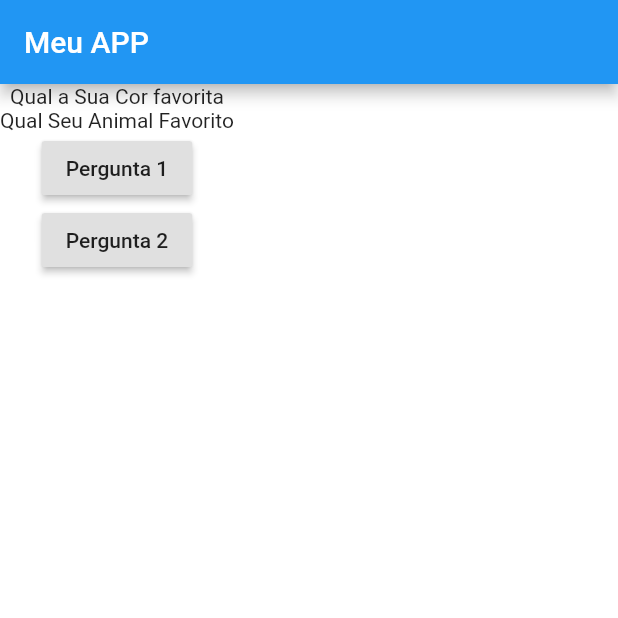
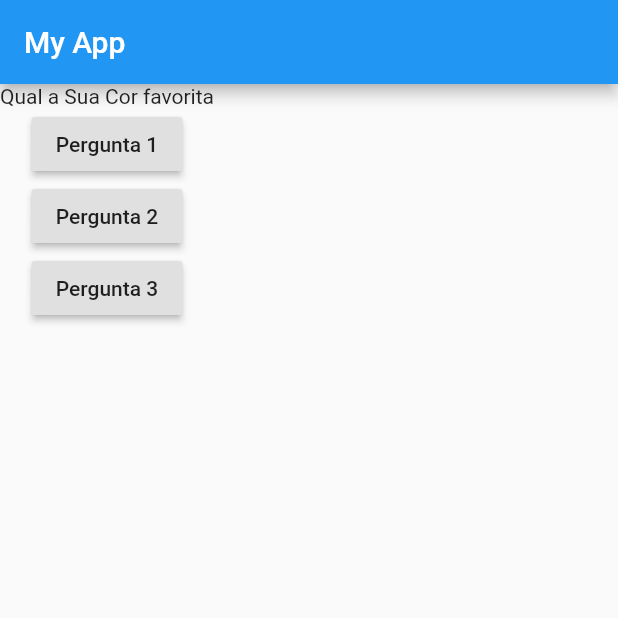
Before and after one commit to BREN0-MORAIS/projeto_pergunta, a Flutter app: the screen it shows after launch, after a tap on "Pergunta 1", on a phone screen of 412 x 824 dp, the top half of it. Run offline on Flutter 3.47's test engine with Material 2 defaults, Android fonts, the phone set to English and light mode, and no system bars.

Commit message:
-Alinhamento-

```diff
--- a/lib/main.dart
+++ b/lib/main.dart
@@ -1,39 +1,46 @@
 import 'package:flutter/material.dart';
+import 'package:quiz_pergunta/Resposta.dart';
 
 //nosso metodo Principal
-main() => runApp(new PergutaApp());
+main() => runApp(new apresentar());
 
-//faz com que nossa classe extenda widget do statelessWidget
-class PergutaApp extends StatelessWidget {
+class apresentar extends StatelessWidget {
+  var perguntaSelecionada = 0;
   List<String> Perguntas = [
     "Qual a Sua Cor favorita",
     "Qual Seu Animal Favorito",
   ];
-//metodo que recebe os Widget
-  Widget build(BuildContext context) {
+  void responder() {
+    perguntaSelecionada++;
+  }
+
+  build(BuildContext context) {
     return MaterialApp(
-        //scafold fornece a estrutura do nosso Componente
       home: Scaffold(
-            //barra que fica no top do Aplicativo
         appBar: AppBar(
           title: Text(
-                "Meu APP",
-                style: TextStyle(color: Colors.white),
-                textAlign: TextAlign.center,
+            "My App",
+            style: TextStyle(),
           ),
-              backgroundColor: Colors.blue,
         ),
-            //organizando em Colunas
         body: Column(
-              //childrem é uma Lista de Widgets que ela Suporta
           children: <Widget>[
-                Text(Perguntas[0]),
-                Text(Perguntas[1]),
-                //cchild pode receber apenas 1 Widget , que é o componente filho de RaisedButton()
-                RaisedButton(child: Text("Pergunta 1"), onPressed: () {}),
-                RaisedButton(child: Text("Pergunta 2"), onPressed: () {}),
+            Text(Perguntas[perguntaSelecionada]),
+            RaisedButton(
+              child: Text("Pergunta 1"),
+              onPressed: responder,
+            ),
+            RaisedButton(
+              child: Text("Pergunta 2"),
+              onPressed: responder,
+            ),
+            RaisedButton(
+              child: Text("Pergunta 3"),
+              onPressed: responder,
+            )
           ],
         ),
-            backgroundColor: Colors.white));
+      ),
+    );
   }
 }
```
Also changed, not shown: lib/testes/Criando.txt (added, +38 -0 lines). Lines whose indentation alone changed are shown as unchanged.
